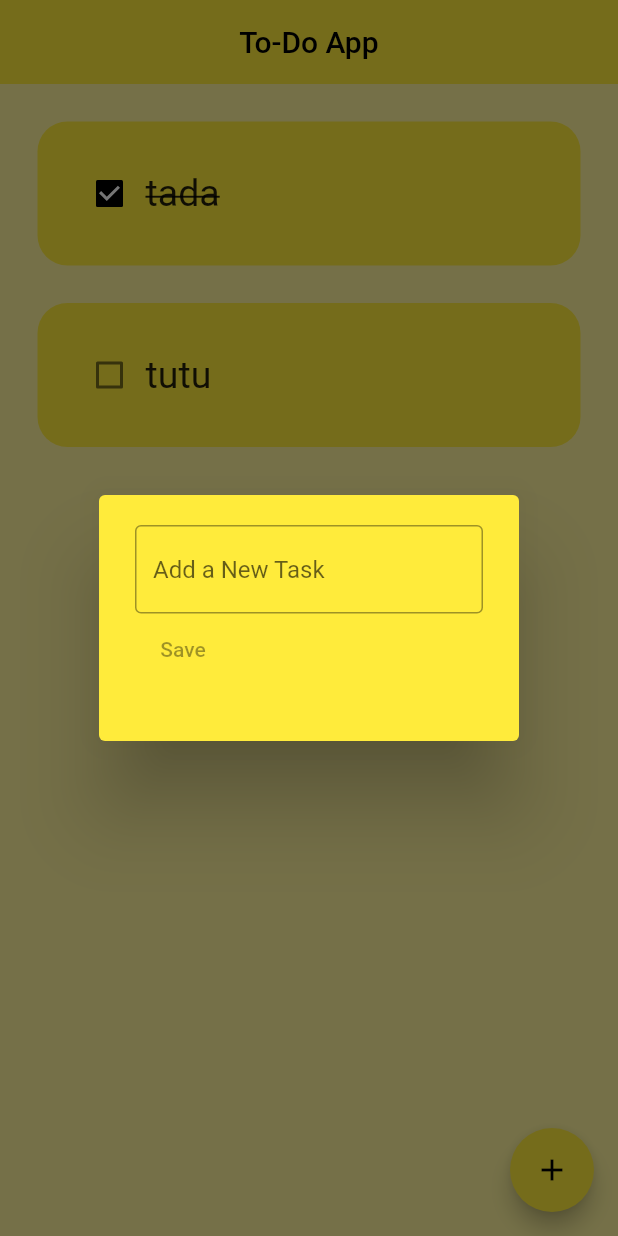
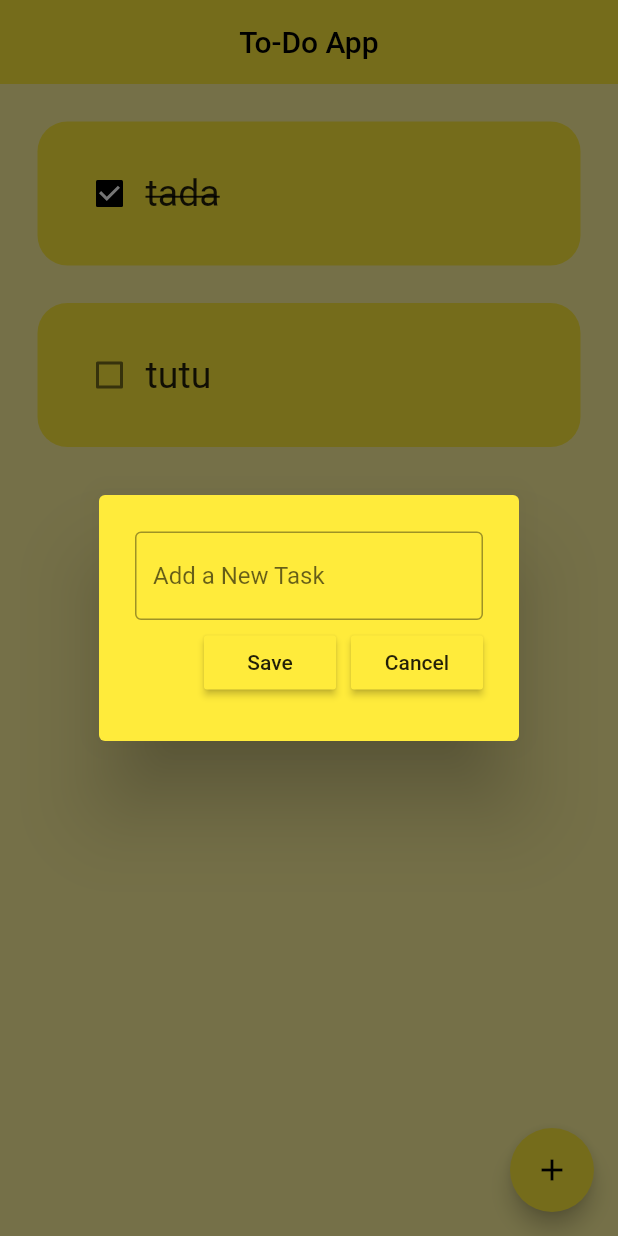
Before and after one commit to ITZARYAN18/to_do_app, a Flutter app: the screen it shows after launch, after a tap on the "add" icon, on a phone screen of 412 x 824 dp. Run offline on Flutter 3.47's test engine with Material 3 defaults, Android fonts, the phone set to English and light mode, and no system bars.

Commit message:
Added Buttons for alert dialog

```diff
--- a/lib/pages/home_page.dart
+++ b/lib/pages/home_page.dart
@@ -11,6 +11,7 @@ class HomePage extends StatefulWidget {
 }
 
 class _HomePageState extends State<HomePage> {
+  final _controller = TextEditingController();
 
   List toDo =[
     ["tada",true],
@@ -23,10 +24,19 @@ class _HomePageState extends State<HomePage> {
     });
   }
 
+  void CreateNewTask(){
+
+  }
+
   void createNewTask(){
     showDialog(context: context,
       builder: (context){
-        return DialogBox();
+        return DialogBox(
+          controller:_controller,
+          onCancel:() => Navigator.of(context).pop(),
+          onSave:CreateNewTask  ,
+
+        );
       },
     );
   }
--- a/lib/utilities/buttons.dart
+++ b/lib/utilities/buttons.dart
@@ -2,7 +2,8 @@ import 'package:flutter/material.dart';
 
 class Buttons extends StatelessWidget {
   final String? text;
-  voidCallback onPressed;
+  // voidCallback onPressed;
+  VoidCallback onPressed;
    Buttons({
     super.key,
     required this.text,
@@ -10,6 +11,8 @@ class Buttons extends StatelessWidget {
 
   @override
   Widget build(BuildContext context) {
-    return TextButton(onPressed: , child: Text("Save"));
+    return MaterialButton(onPressed: onPressed,
+        color: Theme.of(context).primaryColor,
+        child: Text(text!),);
   }
 }
--- a/lib/utilities/dialog_box.dart
+++ b/lib/utilities/dialog_box.dart
@@ -1,25 +1,40 @@
 import 'package:flutter/material.dart';
+import 'package:to_do/utilities/buttons.dart';
 
 class DialogBox extends StatelessWidget {
-  const DialogBox({super.key});
+  final controller;
+
+  VoidCallback onSave;
+  VoidCallback onCancel;
+  DialogBox({
+    super.key,
+    required this.controller,
+    required this.onCancel,
+    required this.onSave,
+  });
 
   @override
   Widget build(BuildContext context) {
+    // final controller;
     return AlertDialog(
       backgroundColor: Colors.yellow,
       content: Container(
         height: 120,
         child: Column(
+          mainAxisAlignment: MainAxisAlignment.spaceEvenly,
           children: [
             TextField(
+              controller: controller,
               decoration: InputDecoration(border: OutlineInputBorder(),
               hintText: "Add a New Task"),
             ),
 
             Row(
+              mainAxisAlignment: MainAxisAlignment.end,
               children: [
-                TextButton(onPressed: , child: Text("Save")),
-
+                Buttons(text: "Save", onPressed: onSave),
+                      const SizedBox(width: 10,),
+                Buttons(text: "Cancel", onPressed: onCancel),
               ],
 
             )
```
